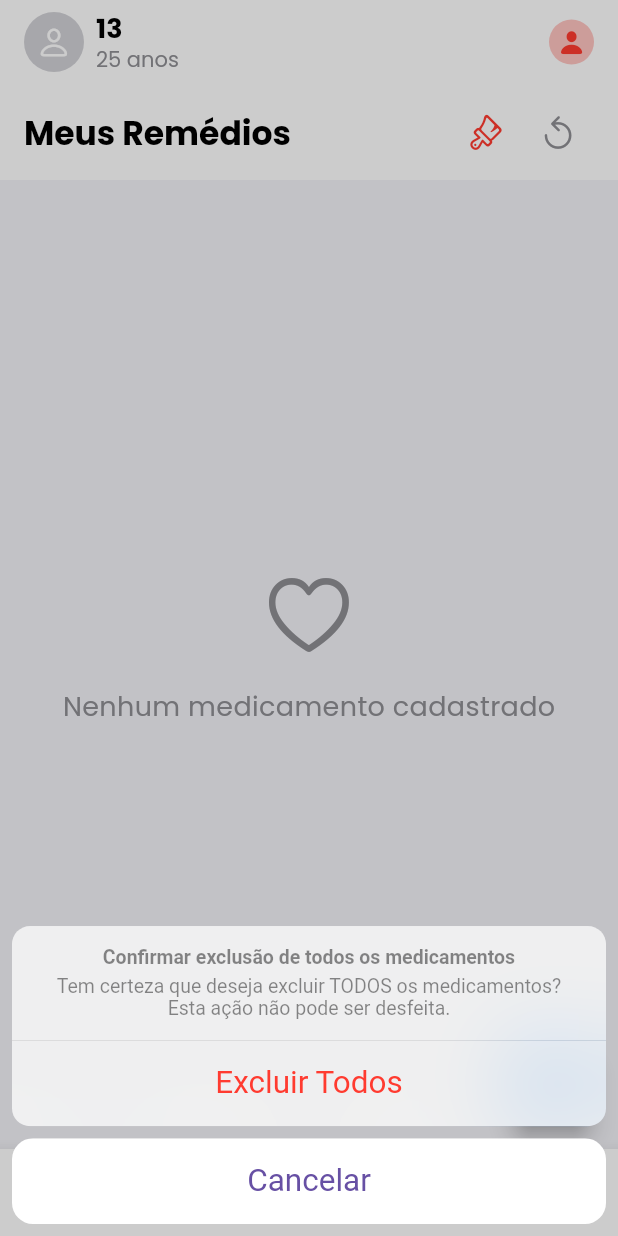
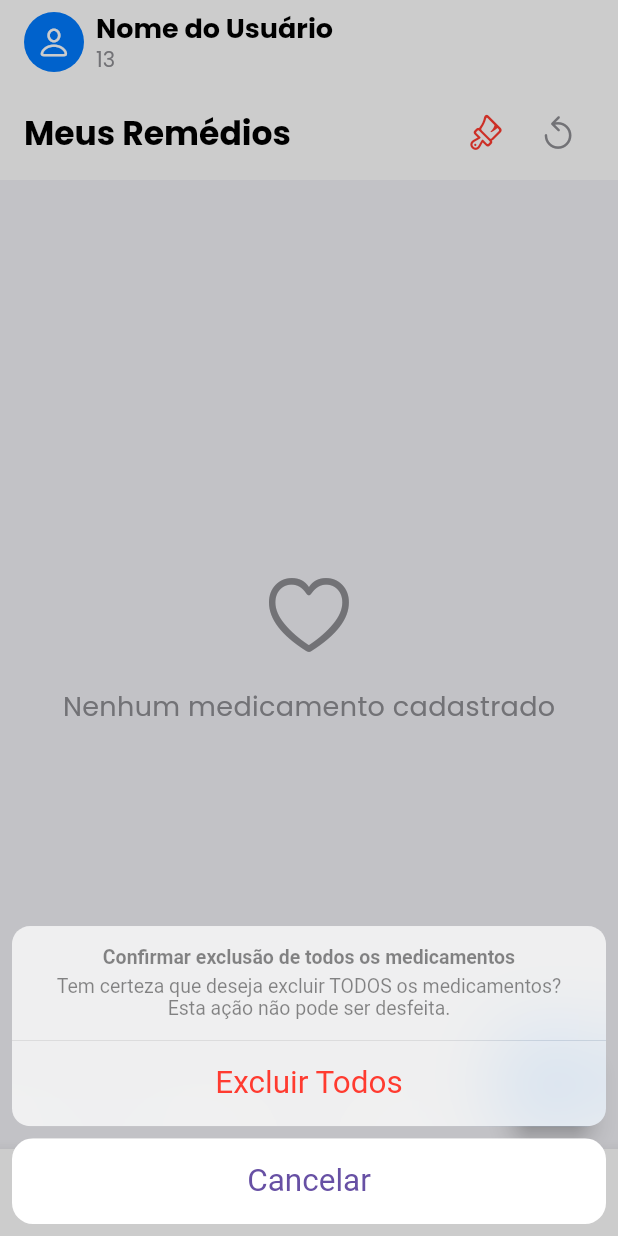
Before and after one commit to militaovitor01/timecare, a Flutter app: the screen it shows after launch, after a tap on an icon or button, on a phone screen of 412 x 824 dp. Run offline on Flutter 3.47's test engine with Material 3 defaults, Android fonts, the phone set to English and light mode, and no system bars; drawn by our look-alikes of stylish_bottom_bar; our stand-ins replace firebase_core, firebase_database, google_fonts; accounts and stored records are empty.

Commit message:
Update Medicine_screen.dart

```diff
--- a/lib/screens/Medicine_screen.dart
+++ b/lib/screens/Medicine_screen.dart
@@ -503,34 +503,61 @@ class _MedicineScreenState extends State<MedicineScreen> {
           child: Column(
             crossAxisAlignment: CrossAxisAlignment.start,
             children: [
-              Row(
+              // StreamBuilder for user data
+              StreamBuilder<DatabaseEvent>(
+                stream: _userRef.onValue,
+                builder: (context, snapshot) {
+                  if (snapshot.hasError) {
+                    return Text(
+                      'Erro: ${snapshot.error}',
+                      style: TextStyle(color: CupertinoColors.systemRed),
+                    );
+                  }
+
+                  if (!snapshot.hasData) {
+                    return const CupertinoActivityIndicator(); // Loading indicator while fetching user data
+                  }
+
+                  // Extract user data
+                  final userData =
+                      snapshot.data!.snapshot.value as Map<dynamic, dynamic>?;
+                  final userName =
+                      userData?['name'] ??
+                      'Nome do Usuário'; // Assuming name is stored under 'nome'
+
+                  return Row(
                     children: [
                       Container(
                         width: 40,
                         height: 40,
                         decoration: BoxDecoration(
-                      color: CupertinoColors.systemGrey4,
-                      borderRadius: BorderRadius.circular(20),
+                          color:
+                              CupertinoColors
+                                  .systemBlue, // Changed color to a primary blue
+                          borderRadius: BorderRadius.circular(
+                            20,
+                          ), // Keep it circular
                         ),
                         child: const Icon(
                           CupertinoIcons.person,
-                      color: CupertinoColors.white,
+                          color: Colors.white, // Keep icon color white
                         ),
                       ),
                       const SizedBox(width: 8),
-                  const Column(
+                      Column(
                         crossAxisAlignment: CrossAxisAlignment.start,
                         children: [
                           Text(
-                        '13',
-                        style: TextStyle(
+                            userName, // Display fetched user name
+                            style: const TextStyle(
                               fontSize: 18,
                               fontWeight: FontWeight.bold,
                               color: Colors.black,
                             ),
                           ),
                           Text(
-                        '25 anos',
+                            (userData?['idade'] ?? 13)
+                                .toString(), // Convert int to String
                             style: TextStyle(
                               fontSize: 14,
                               color: CupertinoColors.systemGrey,
@@ -539,20 +566,9 @@ class _MedicineScreenState extends State<MedicineScreen> {
                         ],
                       ),
                       const Spacer(),
-                  Container(
-                    width: 30,
-                    height: 30,
-                    decoration: BoxDecoration(
-                      color: CupertinoColors.systemRed.withOpacity(0.3),
-                      borderRadius: BorderRadius.circular(15),
-                    ),
-                    child: const Icon(
-                      CupertinoIcons.person_fill,
-                      color: CupertinoColors.systemRed,
-                      size: 20,
-                    ),
-                  ),
                     ],
+                  );
+                },
               ),
               const SizedBox(height: 16),
               Row(
```
Lines whose indentation alone changed are shown as unchanged.
